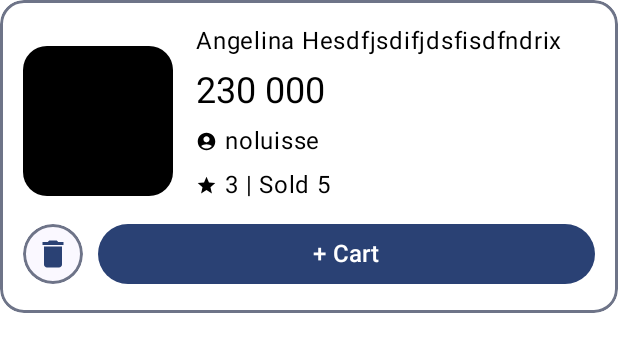
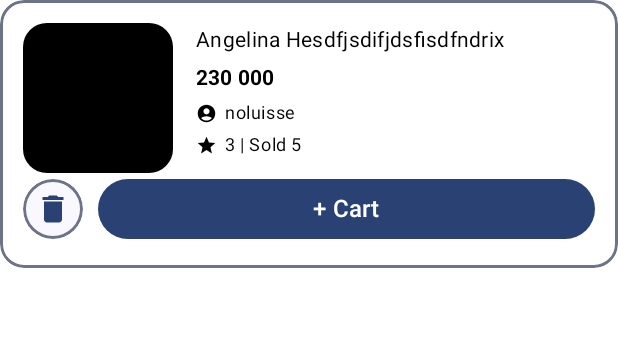
Before and after one commit to andremoore123/ShutterShop, an Android app built with Jetpack Compose: the @Preview function ShowWishlistCardPreview, on a phone screen of 412 x 824 dp. Shown: the top 352 px of the screen. Run offline under Robolectric (Android 15) with nearby library versions, the phone set to English and light mode, and no system bars.

Commit message:
[ADJUST] Adjustmen on Wishlist Card

```diff
--- a/app/src/main/java/com/id/shuttershop/ui/components/card/WishlistCard.kt
+++ b/app/src/main/java/com/id/shuttershop/ui/components/card/WishlistCard.kt
@@ -25,6 +25,7 @@ import androidx.compose.ui.Modifier
 import androidx.compose.ui.draw.clip
 import androidx.compose.ui.graphics.Color
 import androidx.compose.ui.res.stringResource
+import androidx.compose.ui.text.font.FontWeight
 import androidx.compose.ui.tooling.preview.Preview
 import androidx.compose.ui.unit.dp
 import com.id.domain.wishlist.WishlistModel
@@ -145,8 +146,12 @@ internal fun WishlistItemText(
         modifier = modifier,
         verticalArrangement = Arrangement.spacedBy(5.dp)
     ) {
-        Text(text = data.itemName, style = AppTypography.bodyLarge)
-        Text(text = data.itemPrice, style = AppTypography.headlineSmall)
+        Text(text = data.itemName, style = MaterialTheme.typography.bodyMedium)
+        Text(
+            text = data.itemPrice, style = MaterialTheme.typography.labelLarge.copy(
+                fontWeight = FontWeight.Bold
+            )
+        )
         Row(
             verticalAlignment = Alignment.CenterVertically,
             horizontalArrangement = Arrangement.spacedBy(5.dp)
@@ -156,7 +161,7 @@ internal fun WishlistItemText(
                 contentDescription = null,
                 modifier = Modifier.size(14.dp)
             )
-            Text(text = data.itemSeller, style = AppTypography.bodyLarge)
+            Text(text = data.itemSeller, style = MaterialTheme.typography.bodySmall)
         }
         Row(
             verticalAlignment = Alignment.CenterVertically,
@@ -168,8 +173,12 @@ internal fun WishlistItemText(
                 modifier = Modifier.size(14.dp)
             )
             Text(
-                text = stringResource(R.string.text_item_subtitle, data.itemRating, data.itemSold),
-                style = MaterialTheme.typography.bodyLarge
+                text = stringResource(
+                    R.string.text_item_subtitle,
+                    data.itemRating,
+                    data.itemSold
+                ),
+                style = MaterialTheme.typography.bodySmall
             )
         }
     }
```
